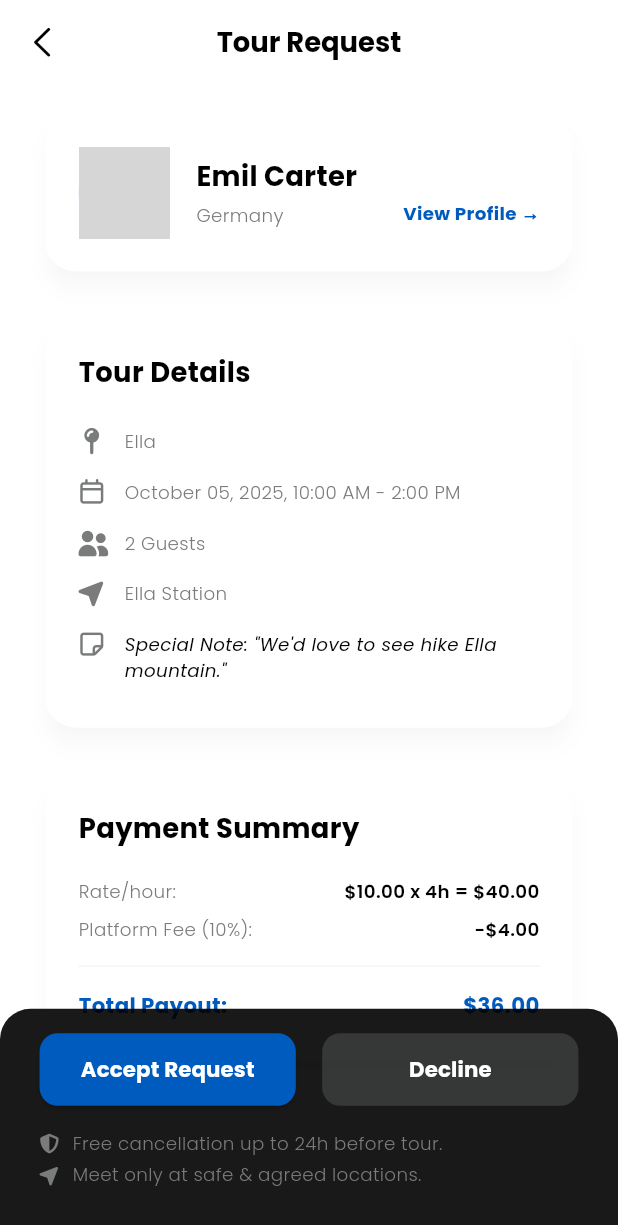
After one commit to yaloolk/yaloo, a Flutter app: the GuideTourRequestDetailsScreen screen opened by its route, on a phone screen of 412 x 824 dp. The commit adds this screen. Shown: the top 1225 px of the screen. Run offline on Flutter 3.47's test engine with Material 3 defaults, Android fonts, the phone set to English and light mode, and no system bars; our stand-ins replace country_picker, flutter_screenutil, font_awesome_flutter, google_fonts, image_picker, lucide_icons_flutter and 2 more; missing offline and left inert: language_picker; network calls fail; statements that could not run were skipped; grey boxes are pictures that could not be loaded.

Commit message:
Guide POV  Screens Developed

```diff
--- /dev/null
+++ b/lib/features/guide/screens/guide_tour_request_details.dart
@@ -0,0 +1,333 @@
+import 'package:flutter/material.dart';
+import 'package:flutter_screenutil/flutter_screenutil.dart';
+import 'package:font_awesome_flutter/font_awesome_flutter.dart';
+import 'package:yaloo/core/constants/colors.dart';
+import 'package:yaloo/core/constants/app_text_styles.dart';
+import 'package:yaloo/core/widgets/custom_app_bar.dart';
+
+class GuideTourRequestDetailsScreen extends StatefulWidget {
+  const GuideTourRequestDetailsScreen({super.key});
+
+  @override
+  State<GuideTourRequestDetailsScreen> createState() =>
+      _GuideTourRequestDetailsScreenState();
+}
+
+class _GuideTourRequestDetailsScreenState
+    extends State<GuideTourRequestDetailsScreen> {
+  bool _isAccepting = false;
+  bool _isDeclining = false;
+
+  @override
+  Widget build(BuildContext context) {
+    // --- Receive tour request data ---
+    final requestData =
+        ModalRoute.of(context)?.settings.arguments as Map<String, dynamic>? ??
+            {};
+
+    // --- Fill data from arguments ---
+    final String touristName = requestData['name'] ?? 'Emil Carter';
+    final String touristImage =
+        requestData['image'] ?? 'assets/images/tourist_3.jpg';
+    final String touristCountryCode = requestData['countryCode'] ?? 'DE';
+    final String touristCountryName = "Germany"; // TODO: Pass this or get from code
+    final int guests = requestData['guests'] ?? 2;
+    final String location = requestData['location'] ?? 'Ella';
+    final String date = "October 05, 2025"; // TODO: Pass this
+    final String time = "10:00 AM - 2:00 PM"; // TODO: Pass this
+    final String meetingPoint = "Ella Station"; // TODO: Pass this
+    final String note = "We'd love to see hike Ella mountain."; // TODO: Pass this
+    final double rate = 10.0; // TODO: Pass this
+    final double duration = 4.0; // TODO: Pass this
+    final double platformFee = -4.0; // TODO: Pass this
+    final double totalPayout = 36.0; // TODO: Pass this
+    // ------------------------------------------
+
+    return Scaffold(
+      backgroundColor: Colors.white,
+      appBar: CustomAppBar(
+        title: 'Tour Request',
+      ),
+      // --- UPDATED: Use a Stack for the sticky bottom bar ---
+      body: Stack(
+        children: [
+          // --- 1. Scrollable Content ---
+          SingleChildScrollView(
+            child: Padding(
+              padding: EdgeInsets.symmetric(horizontal: 24.w),
+              child: Column(
+                crossAxisAlignment: CrossAxisAlignment.start,
+                children: [
+                  SizedBox(height: 16.h),
+                  _buildTouristInfoCard(
+                      touristName, touristImage, touristCountryName),
+                  SizedBox(height: 24.h),
+                  _buildTourDetailsCard(
+                      location, date, time, guests, meetingPoint, note),
+                  SizedBox(height: 24.h),
+                  _buildPaymentSummaryCard(rate, duration, platformFee, totalPayout),
+                  // --- ADDED: Padding at the bottom ---
+                  // This must be taller than the black action bar
+                  SizedBox(height: 180.h),
+                ],
+              ),
+            ),
+          ),
+
+          // --- 2. Sticky Bottom Action Bar ---
+          Positioned(
+            bottom: 0,
+            left: 0,
+            right: 0,
+            child: _buildBottomActionBar(),
+          ),
+        ],
+      ),
+      // --- REMOVED bottomNavigationBar ---
+      // The parent dashboard provides the main nav bar & chat button
+    );
+  }
+
+  Widget _buildTouristInfoCard(
+      String name, String image, String country) {
+    return Card(
+      elevation: 6,
+      shadowColor: AppColors.primaryGray.withAlpha(20),
+      shape: RoundedRectangleBorder(borderRadius: BorderRadius.circular(20.r)),
+      color: Colors.white,
+      child: Padding(
+        padding: EdgeInsets.all(20.w),
+        child: Row(
+          children: [
+            CircleAvatar(
+              radius: 30.r,
+              backgroundImage: NetworkImage(image),
+            ),
+            SizedBox(width: 16.w),
+            Column(
+              crossAxisAlignment: CrossAxisAlignment.start,
+              children: [
+                Text(
+                  name,
+                  style: AppTextStyles.headlineLargeBlack
+                      .copyWith(fontSize: 18.sp, fontWeight: FontWeight.bold),
+                ),
+                SizedBox(height: 4.h),
+                Text(
+                  country,
+                  style: AppTextStyles.textSmall
+                      .copyWith(color: AppColors.primaryGray),
+                ),
+              ],
+            ),
+            const Spacer(),
+            Column(
+              mainAxisAlignment: MainAxisAlignment.end,
+              crossAxisAlignment: CrossAxisAlignment.end,
+              children: [
+                SizedBox(height: 28.h),
+                Text(
+                  'View Profile →',
+                  style: AppTextStyles.textSmall.copyWith(
+                      color: AppColors.primaryBlue,
+                      fontWeight: FontWeight.bold,
+                      fontSize: 12.sp
+                  ),
+                ),
+              ],
+            ),
+          ],
+        ),
+      ),
+    );
+  }
+
+  Widget _buildTourDetailsCard(String location, String date, String time,
+      int guests, String meetingPoint, String note) {
+    return Card(
+      elevation: 6,
+      shadowColor: AppColors.primaryGray.withAlpha(20),
+      shape: RoundedRectangleBorder(borderRadius: BorderRadius.circular(20.r)),
+      color: Colors.white,
+      child: Padding(
+        padding: EdgeInsets.all(20.w),
+        child: Column(
+          crossAxisAlignment: CrossAxisAlignment.start,
+          children: [
+            Text(
+              'Tour Details',
+              style: AppTextStyles.headlineLargeBlack
+                  .copyWith(fontSize: 18.sp, fontWeight: FontWeight.bold),
+            ),
+            SizedBox(height: 16.h),
+            _buildDetailRow(FontAwesomeIcons.mapPin, location),
+            _buildDetailRow(FontAwesomeIcons.calendar, '$date, $time'),
+            _buildDetailRow(FontAwesomeIcons.userGroup, '$guests Guests'),
+            _buildDetailRow(FontAwesomeIcons.locationArrow, meetingPoint),
+            _buildDetailRow(FontAwesomeIcons.noteSticky, 'Special Note: "$note"', isNote: true),
+          ],
+        ),
+      ),
+    );
+  }
+
+  Widget _buildPaymentSummaryCard(
+      double rate, double duration, double fee, double total) {
+    return Card(
+      elevation: 6,
+      shadowColor: AppColors.primaryGray.withAlpha(20),
+      shape: RoundedRectangleBorder(borderRadius: BorderRadius.circular(20.r)),
+      color: Colors.white,
+      child: Padding(
+        padding: EdgeInsets.all(20.w),
+        child: Column(
+          crossAxisAlignment: CrossAxisAlignment.start,
+          children: [
+            Text(
+              'Payment Summary',
+              style: AppTextStyles.headlineLargeBlack
+                  .copyWith(fontSize: 18.sp, fontWeight: FontWeight.bold),
+            ),
+            SizedBox(height: 16.h),
+            _buildPaymentRow("Rate/hour:",
+                "\$${rate.toStringAsFixed(2)} x ${duration.toInt()}h = \$${(rate * duration).toStringAsFixed(2)}"),
+            _buildPaymentRow("Platform Fee (10%):", "-\$${fee.abs().toStringAsFixed(2)}"),
+            Divider(height: 24.h, color: AppColors.secondaryGray.withOpacity(0.5)),
+            _buildPaymentRow("Total Payout:", "\$${total.toStringAsFixed(2)}",
+                isTotal: true),
+          ],
+        ),
+      ),
+    );
+  }
+
+  Widget _buildDetailRow(IconData icon, String text, {bool isNote = false}) {
+    return Padding(
+      padding: EdgeInsets.symmetric(vertical: 8.h),
+      child: Row(
+        crossAxisAlignment: CrossAxisAlignment.start,
+        children: [
+          Icon(icon, color: AppColors.primaryGray, size: 16.w),
+          SizedBox(width: 12.w),
+          Expanded(
+            child: Text(
+              text,
+              style: AppTextStyles.textSmall.copyWith(
+                color: isNote ? AppColors.primaryBlack : AppColors.primaryGray,
+                fontStyle: isNote ? FontStyle.italic : FontStyle.normal,
+                height: 1.4,
+              ),
+            ),
+          ),
+        ],
+      ),
+    );
+  }
+
+  Widget _buildPaymentRow(String title, String amount, {bool isTotal = false}) {
+    return Padding(
+      padding: EdgeInsets.symmetric(vertical: 4.h),
+      child: Row(
+        mainAxisAlignment: MainAxisAlignment.spaceBetween,
+        children: [
+          Text(
+            title,
+            style: isTotal
+                ? AppTextStyles.bodyLarge.copyWith(fontWeight: FontWeight.bold, color: AppColors.primaryBlue)
+                : AppTextStyles.textSmall.copyWith(color: AppColors.primaryGray),
+          ),
+          Text(
+            amount,
+            style: isTotal
+                ? AppTextStyles.bodyLarge.copyWith(fontWeight: FontWeight.bold, color: AppColors.primaryBlue)
+                : AppTextStyles.textSmall.copyWith(color: AppColors.primaryBlack, fontWeight: FontWeight.w600),
+          ),
+        ],
+      ),
+    );
+  }
+
+  Widget _buildBottomActionBar() {
+    bool isLoading = _isAccepting || _isDeclining;
+    return Container(
+      padding: EdgeInsets.fromLTRB(24.w, 16.h, 24.w, 32.h), // Padding for safe area
+      decoration: BoxDecoration(
+        color: AppColors.primaryBlack.withOpacity(0.9),
+        borderRadius: BorderRadius.vertical(top: Radius.circular(20.r)),
+      ),
+      child: Column(
+        mainAxisSize: MainAxisSize.min,
+        children: [
+          Row(
+            children: [
+              Expanded(
+                child: ElevatedButton(
+                  onPressed: isLoading ? null : () {
+                    // TODO: Handle Accept
+                    setState(() => _isAccepting = true);
+                  },
+                  style: ElevatedButton.styleFrom(
+                    backgroundColor: AppColors.primaryBlue,
+                    foregroundColor: Colors.white,
+                    padding: EdgeInsets.symmetric(vertical: 14.h),
+                    shape: RoundedRectangleBorder(borderRadius: BorderRadius.circular(12.r)),
+                  ),
+                  child: _isAccepting
+                      ? SizedBox(height: 20.w, width: 20.w, child: CircularProgressIndicator(color: Colors.white, strokeWidth: 2))
+                      : Text('Accept Request', style: AppTextStyles.bodyLarge.copyWith(fontWeight: FontWeight.bold, color: Colors.white)),
+                ),
+              ),
+              SizedBox(width: 16.w),
+              Expanded(
+                child: ElevatedButton(
+                  onPressed: isLoading ? null : () {
+                    // TODO: Handle Decline
+                    setState(() => _isDeclining = true);
+                  },
+                  style: ElevatedButton.styleFrom(
+                    backgroundColor: AppColors.primaryGray.withOpacity(0.3),
+                    foregroundColor: Colors.white,
+                    elevation: 0,
+                    padding: EdgeInsets.symmetric(vertical: 14.h),
+                    shape: RoundedRectangleBorder(borderRadius: BorderRadius.circular(12.r)),
+                  ),
+                  child: _isDeclining
+                      ? SizedBox(height: 20.w, width: 20.w, child: CircularProgressIndicator(color: Colors.white, strokeWidth: 2))
+                      : Text('Decline', style: AppTextStyles.bodyLarge.copyWith(fontWeight: FontWeight.bold, color: Colors.white)),
+                ),
+              ),
+            ],
+          ),
+          SizedBox(height: 16.h),
+          Row(
+            mainAxisAlignment: MainAxisAlignment.start,
+            children: [
+              Icon(FontAwesomeIcons.shieldHalved, color: AppColors.primaryGray, size: 12.w),
+              SizedBox(width: 8.w),
+              Flexible(
+                child: Text(
+                  'Free cancellation up to 24h before tour.',
+                  style: AppTextStyles.textSmall.copyWith(color: AppColors.primaryGray, fontSize: 12.sp),
+                ),
+              ),
+            ],
+          ),
+          SizedBox(height: 4.h),
+          Row(
+            mainAxisAlignment: MainAxisAlignment.start,
+            children: [
+              Icon(FontAwesomeIcons.locationArrow, color: AppColors.primaryGray, size: 12.w),
+              SizedBox(width: 8.w),
+              Flexible(
+                child: Text(
+                  'Meet only at safe & agreed locations.',
+                  style: AppTextStyles.textSmall.copyWith(color: AppColors.primaryGray, fontSize: 12.sp),
+                ),
+              ),
+            ],
+          ),
+        ],
+      ),
+    );
+  }
+}
--- /dev/null
+++ b/lib/features/guide/screens/guide_tour_requests_screen.dart
@@ -0,0 +1,75 @@
+import 'package:flutter/material.dart';
+import 'package:flutter_screenutil/flutter_screenutil.dart';
+import 'package:yaloo/core/constants/colors.dart';
+import 'package:yaloo/core/constants/app_text_styles.dart';
+import 'package:yaloo/core/widgets/custom_app_bar.dart';
+import 'package:yaloo/features/guide/widgets/tour_request_card.dart';
+
+// --- MOCK DATA (Same as your home screen) ---
+final List<Map<String, dynamic>> tourRequests = [
+  {
+    "name": "Emil Carter",
+    "image": "assets/images/tourist_1.jpg",
+    "countryCode": "DE",
+    "duration": "4h",
+    "price": "\$36",
+    "guests": 2,
+    "location": "Ella"
+  },
+  {
+    "name": "Michael",
+    "image": "assets/images/tourist_2.jpg",
+    "countryCode": "IE",
+    "duration": "4h",
+    "price": "\$20",
+    "guests": 1,
+    "location": "Sigiriya"
+  },
+  {
+    "name": "Sarah",
+    "image": "assets/images/tourist_3.jpg",
+    "countryCode": "IN",
+    "duration": "8h",
+    "price": "\$70",
+    "guests": 2,
+    "location": "Kandy"
+  },
+];
+// -----------------
+
+class GuideTourRequestsScreen extends StatelessWidget {
+  const GuideTourRequestsScreen({super.key});
+
+  @override
+  Widget build(BuildContext context) {
+    return Scaffold(
+      backgroundColor: Colors.white,
+      appBar: CustomAppBar(
+        title: 'Tour Requests',
+      ),
+      body: ListView.builder(
+        padding: EdgeInsets.only(top: 16.h, bottom: 100.h),
+        itemCount: tourRequests.length,
+        itemBuilder: (context, index) {
+          final request = tourRequests[index];
+          // Use a standard vertical card layout
+          return Padding(
+            padding: EdgeInsets.symmetric(horizontal: 24.w, vertical: 8.h),
+            child: TourRequestCard(
+              touristName: request['name'],
+              touristImage: request['image'],
+              touristCountryCode: request['countryCode'],
+              duration: request['duration'],
+              price: request['price'],
+              guests: request['guests'],
+              location: request['location'],
+              onAccept: () { /* TODO: Handle Accept */ },
+              onReject: () { /* TODO: Handle Reject */ },
+            ),
+          );
+        },
+      ),
+      // The floating chat button from GuideDashboardScreen will be visible here
+    );
+  }
+}
--- a/lib/routes/app_routes.dart
+++ b/lib/routes/app_routes.dart
@@ -1,4 +1,5 @@
 import 'package:flutter/material.dart';
+import '../features/guide/screens/guide_tour_request_details.dart';
 import '../features/onboarding/screens/onboarding.dart';
 import '../features/onboarding/screens/user_selection_screen.dart';
 import '../features/auth/screens/common/login_screen.dart';
@@ -25,6 +26,8 @@ import '../features/tourist/screens/host/find_host_screen.dart';
 import '../features/tourist/screens/host/host_list_screen.dart';
 import '../features/tourist/screens/host/tourist_host_profile.dart';
 import '../features/guide/screens/guide_dashboard_screen.dart';
+import '../features/guide/screens/guide_tour_requests_screen.dart';
+import '../features/guide/screens/guide_tour_request_details.dart';
 
 
 
@@ -59,6 +62,8 @@ class AppRoutes {
     '/hostList': (_) => const HostListScreen(),
     '/touristHostProfile': (_) => const TouristHostProfileScreen(),
     '/guideDashboard': (_) => const GuideDashboardScreen(),
+    '/guideTourRequests': (_) => const GuideTourRequestsScreen(),
+    '/guideTourRequestDetails': (_) => const GuideTourRequestDetailsScreen(),
 
 
 
```
Also changed, not shown: lib/features/guide/screens/guide_dashboard_screen.dart (+8 -0 lines), lib/features/guide/screens/guide_home_screen.dart (+43 -5 lines), lib/features/guide/widgets/guide_booking_details_dialog.dart (added, +256 -0 lines), lib/features/guide/widgets/tour_request_card.dart (+12 -2 lines).
